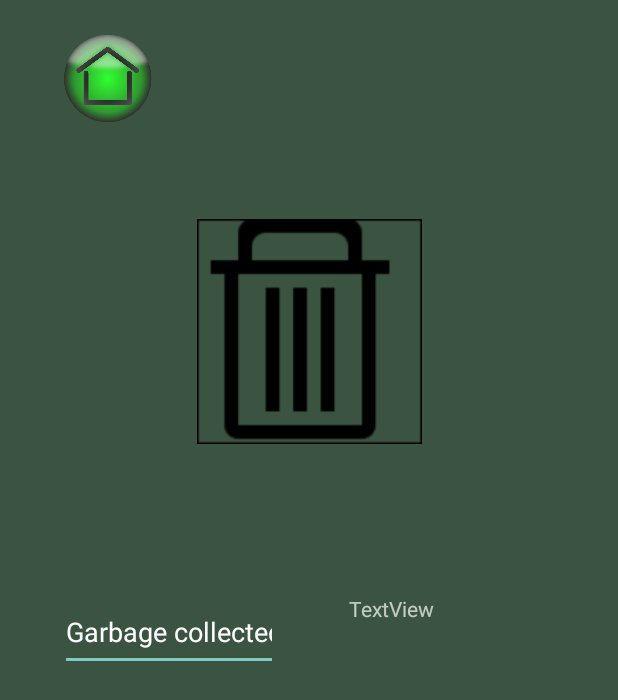
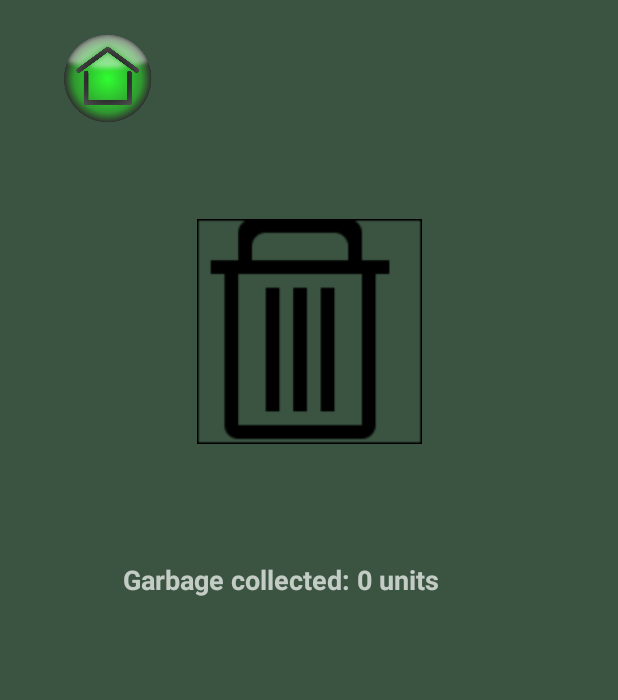
Before and after one commit to 666046/MAMN01_PROJECT, an Android app: the Garbage screen opened directly, with no data from a screen before it, on a phone screen of 412 x 824 dp. Shown: the top 700 px of the screen. Run offline under Robolectric (Android 15) with nearby library versions, the phone set to English and light mode, and no system bars; 1 statement that could not run was skipped.

Commit message:
update_garbage

```diff
--- a/app/src/main/java/com/example/sustaintrain/Garbage.java
+++ b/app/src/main/java/com/example/sustaintrain/Garbage.java
@@ -5,15 +5,26 @@ import android.support.v7.app.AppCompatActivity;
 import android.os.Bundle;
 import android.view.View;
 import android.widget.ImageButton;
+import android.widget.TextView;
 
 public class Garbage extends AppCompatActivity {
 
     private ImageButton button;
+    private int trash;
+    private TextView textView;
 
     @Override
     protected void onCreate(Bundle savedInstanceState) {
         super.onCreate(savedInstanceState);
         setContentView(R.layout.activity_garbage);
+
+        String garbageText = "Garbage collected: ";
+        String garbageEndText =" units";
+
+        trash = getIntent().getExtras().getInt("trash");
+        TextView textView2 = (TextView) findViewById(R.id.textView3);
+        textView2.setText(garbageText + String.valueOf(trash) + garbageEndText);
+
         button = (ImageButton) findViewById(R.id.button4);
         button.setOnClickListener(new View.OnClickListener(){
             @Override
--- a/app/src/main/java/com/example/sustaintrain/Statistics.java
+++ b/app/src/main/java/com/example/sustaintrain/Statistics.java
@@ -70,6 +70,8 @@ public class Statistics extends AppCompatActivity implements SensorEventListener
             public void onFinish() {
                 progressBar.setProgress(100);
                 Intent intent = new Intent(Statistics.this, Garbage.class);
+                int trash = getIntent().getExtras().getInt("trash");
+                intent.putExtra("trash",trash);
                 intent.setFlags(Intent.FLAG_ACTIVITY_CLEAR_TOP);
                 intent.setFlags(Intent.FLAG_ACTIVITY_NEW_TASK);
                 intent.setFlags(Intent.FLAG_ACTIVITY_CLEAR_TASK);
--- a/app/src/main/res/layout/activity_garbage.xml
+++ b/app/src/main/res/layout/activity_garbage.xml
@@ -35,28 +35,18 @@
         app:layout_constraintTop_toTopOf="parent"
         app:srcCompat="@drawable/garbage" />
 
-    <EditText
-        android:id="@+id/editText"
-        android:layout_width="145dp"
-        android:layout_height="51dp"
-        android:layout_marginStart="40dp"
-        android:layout_marginLeft="40dp"
-        android:layout_marginTop="50dp"
-        android:ems="10"
-        android:inputType="textPersonName"
-        android:text="Garbage collected: "
-        app:layout_constraintStart_toStartOf="parent"
-        app:layout_constraintTop_toBottomOf="@+id/imageView" />
-
     <TextView
         android:id="@+id/textView3"
-        android:layout_width="139dp"
-        android:layout_height="44dp"
-        android:layout_marginTop="50dp"
-        android:layout_marginEnd="40dp"
-        android:layout_marginRight="40dp"
+        android:layout_width="250dp"
+        android:layout_height="35dp"
+        android:layout_marginTop="28dp"
+        android:layout_marginEnd="80dp"
+        android:layout_marginRight="136dp"
         android:text="TextView"
+        android:textSize="18sp"
+        android:textStyle="bold"
         app:layout_constraintEnd_toEndOf="parent"
         app:layout_constraintTop_toBottomOf="@+id/imageView" />
 
+
 </android.support.constraint.ConstraintLayout>
```
